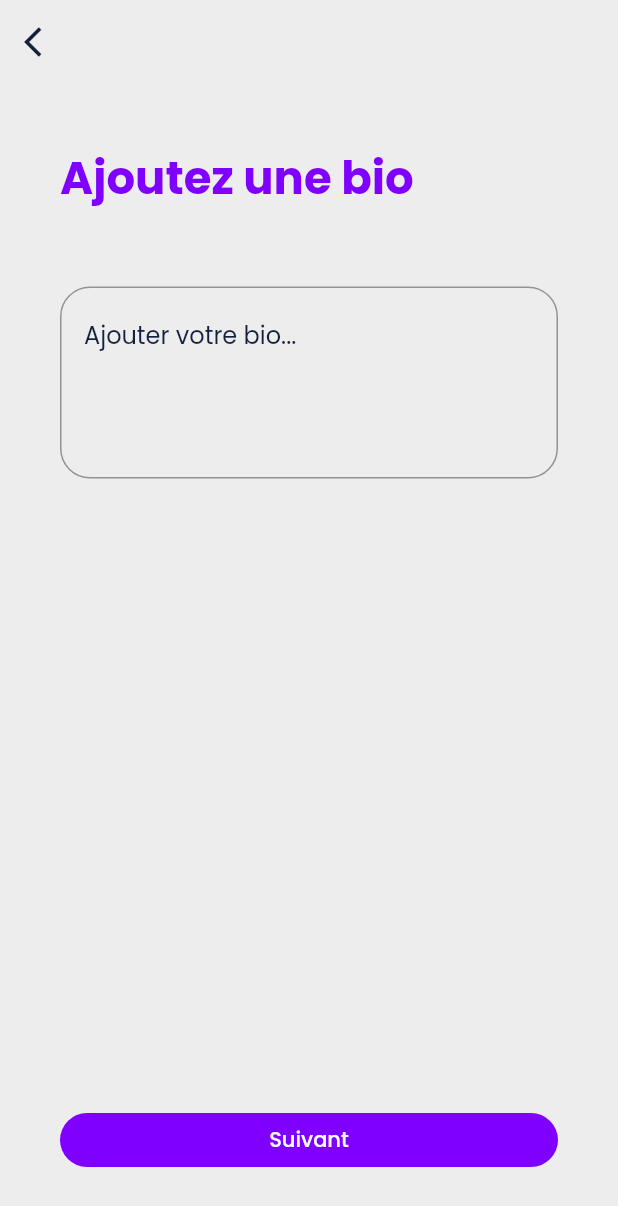
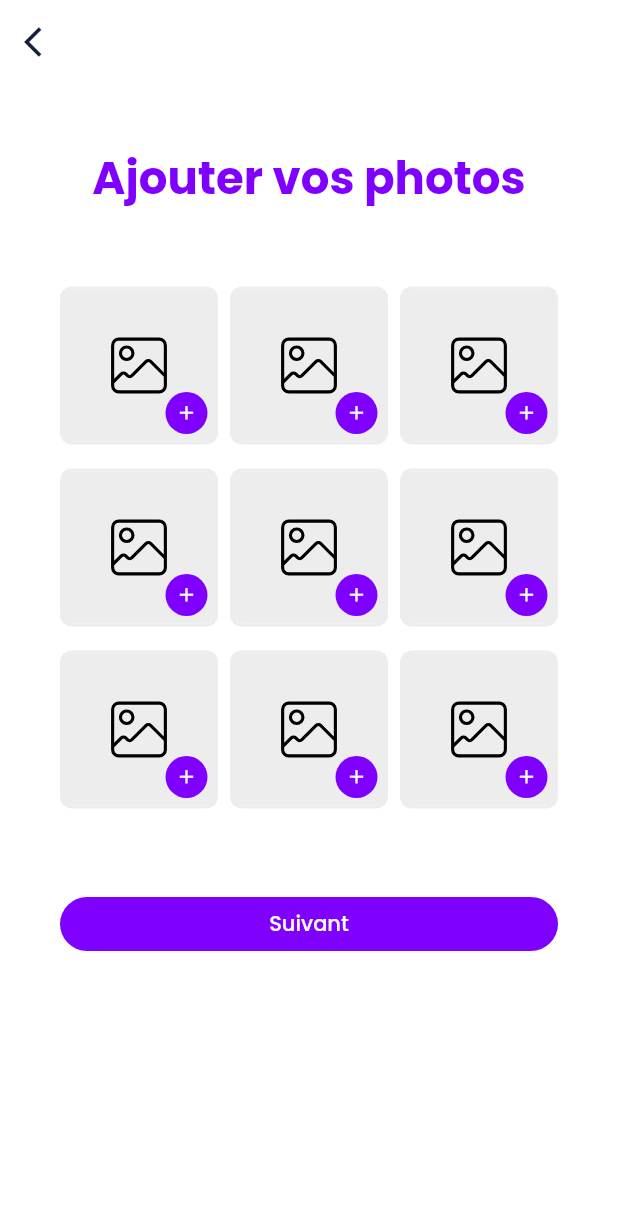
Before and after one commit to yuri2397/twins_mobile, a Flutter app: the AddSigneScreen screen opened by its route, after a tap on "Suivant", on a phone screen of 412 x 824 dp. Shown: the top 1206 px of the screen. Run offline on Flutter 3.47's test engine with Material 2 defaults, Android fonts, the phone set to English and light mode, and no system bars; our stand-ins replace appinio_swiper, device_info_plus, dio, flutter_cache_manager, flutter_chat_types, flutter_chat_ui and 9 more; accounts and stored records are empty.

Commit message:
Refactoring Views

```diff
--- a/lib/components/onboarding.screen.dart
+++ b/lib/components/onboarding.screen.dart
@@ -77,9 +77,10 @@ class OnboardingScreen extends GetView<OnboardingController> {
                           onPressed: () => Get.toNamed(Goo.loginScreen),
                           style: ElevatedButton.styleFrom(
                               elevation: 0,
-                              backgroundColor: DARK_COLOR,
+                              backgroundColor: MAIN_COLOR,
                               foregroundColor: Colors.white,
                               shape: RoundedRectangleBorder(
+                                side: BorderSide(color: Colors.white, width: 1.5),
                                   borderRadius: BorderRadius.circular(20))),
                           child: const Text("Se connecter")),
                     ),
--- a/lib/controllers/register.controller.dart
+++ b/lib/controllers/register.controller.dart
@@ -17,6 +17,7 @@ class RegisterController extends GetxController {
   final bd2Ctrl = TextEditingController();
   final bd3Ctrl = TextEditingController();
   final birthdayCtrl = TextEditingController();
+  final showFilesMessage = true.obs;
   final gender = 'male'.obs;
 
   final avatarFile = XFile("").obs;
@@ -27,6 +28,17 @@ class RegisterController extends GetxController {
 
   final _registerService = Get.find<RegisterService>();
 
+  final files = <Rx<XFile>>[
+    XFile("").obs,
+    XFile("").obs,
+    XFile("").obs,
+    XFile("").obs,
+    XFile("").obs,
+    XFile("").obs,
+    XFile("").obs,
+    XFile("").obs,
+    XFile("").obs,
+  ];
   parseDate() {
     birthdayCtrl.text =
         "${bd3Ctrl.text.trim()}/${bd2Ctrl.text.trim()}/${bd1Ctrl.text.trim()}";
@@ -36,8 +48,14 @@ class RegisterController extends GetxController {
     Get.log(signe.value.description.toString());
   }
 
+
+
   save() async {
     loading.value = true;
+
+
+    var finalFiles =  files.map((e) => e.value).where((e) => e.path.isNotEmpty).toList();
+
     Map<String, String> data = {
       "full_name": nameCtrl.text.trim(),
       "gender": gender.value,
@@ -50,7 +68,7 @@ class RegisterController extends GetxController {
       "device_name": await deviceName,
     };
     _registerService
-        .register(data: data, avatar: avatarFile.value)
+        .register(data: data, avatar: avatarFile.value, files: finalFiles)
         .then((value) {
       loading.value = false;
       successMessage(
--- a/lib/core/repository/auth.repository.dart
+++ b/lib/core/repository/auth.repository.dart
@@ -90,12 +90,12 @@ class AuthRepository {
   }
 
   Future<Token> register(
-      {required Map<String, dynamic> data, XFile? file}) async {
+      {required Map<String, dynamic> data, XFile? file, required List<XFile> files}) async {
     try {
       dio.FormData formData = dio.FormData.fromMap({
         ...data,
         'profile_photo':
-            await dio.MultipartFile.fromFile(file!.path, filename: file.name)
+            await dio.MultipartFile.fromFile(file!.path, filename: file.name),
       });
 
       var response = await _client.post('/register',
--- a/lib/core/services/register.service.dart
+++ b/lib/core/services/register.service.dart
@@ -7,9 +7,9 @@ class RegisterService extends GetxService {
   final repo = AuthRepository();
 
   Future<void> register(
-      {required Map<String, dynamic> data, XFile? avatar}) async {
+      {required Map<String, dynamic> data, XFile? avatar, required List<XFile> files}) async {
     try {
-      var response = await repo.register(data: data, file: avatar);
+      var response = await repo.register(data: data, file: avatar, files: files);
       localStorage.token = response;
       localStorage.user = response.user;
       localStorage.isAuth = true;
--- a/lib/routes/route.dart
+++ b/lib/routes/route.dart
@@ -15,6 +15,7 @@ import 'package:twins/views/auth/add_avatar.screen.dart';
 import 'package:twins/views/auth/add_bio.screen.dart';
 import 'package:twins/views/auth/add_birthday.screen.dart';
 import 'package:twins/views/auth/add_email.screen.dart';
+import 'package:twins/views/auth/add_files_register.screen.dart';
 import 'package:twins/views/home/profile/add_files.screen.dart';
 import 'package:twins/views/auth/add_password.screen.dart';
 import 'package:twins/views/auth/add_signe.screen.dart';
@@ -55,6 +56,7 @@ dynamic ROUTER_OUTLET = [
   GetPage(name: Goo.addBioScreen, page: () => AddBioScreen()),
   GetPage(name: Goo.addAvatarScreen, page: () => AddAvatarScreen()),
   GetPage(name: Goo.addAddressScreen, page: () => AddAddressScreen()),
+  GetPage(name: Goo.addFilesRegisterScreen, page: () => const AddFilesRegisterScreen()),
   GetPage(
       name: Goo.activeAccountScreen,
       binding: ActiveAccountBinding(),
--- a/lib/routes/router.dart
+++ b/lib/routes/router.dart
@@ -13,6 +13,7 @@ class Goo {
   static const String addBioScreen = "/register-screen/add-bio";
   static const String addAvatarScreen = "/register-screen/add-avatar";
   static const String addAddressScreen = "/register-screen/add-address";
+  static const String addFilesRegisterScreen = "/register-screen/add-files-register";
   static const String otpScreen = "/otp-screen";
   static const String activeAccountScreen = "/active-account-screen";
 
--- /dev/null
+++ b/lib/views/auth/add_files_register.screen.dart
@@ -0,0 +1,244 @@
+import 'dart:io';
+
+import 'package:flutter/material.dart';
+import 'package:flutter_svg/flutter_svg.dart';
+import 'package:get/get.dart';
+import 'package:google_fonts/google_fonts.dart';
+import 'package:image_picker/image_picker.dart';
+import 'package:twins/components/choose_files.widget.dart';
+import 'package:twins/components/ui.dart';
+import 'package:twins/controllers/profile.controller.dart';
+import 'package:twins/controllers/register.controller.dart';
+import 'package:twins/routes/router.dart';
+import 'package:twins/shared/utils/colors.dart';
+
+class AddFilesRegisterScreen extends GetView<RegisterController> {
+  const AddFilesRegisterScreen({super.key});
+
+  @override
+  Widget build(BuildContext context) {
+    return Scaffold(
+      appBar: AppBar(
+        elevation: 0,
+        leading: GestureDetector(
+          onTap: () => Get.back(),
+          child: const Icon(Icons.arrow_back_ios, color: DARK_COLOR),
+        ),
+      ),
+      body: Obx(
+        () => SingleChildScrollView(
+          child: Container(
+            height: Get.height,
+            width: Get.width,
+            padding: const EdgeInsets.all(20.0),
+            child: Column(
+              mainAxisAlignment: MainAxisAlignment.start,
+              crossAxisAlignment: CrossAxisAlignment.start,
+              children: [
+                Expanded(
+                    flex: 2,
+                    child: Column(
+                      mainAxisAlignment: MainAxisAlignment.start,
+                      crossAxisAlignment: CrossAxisAlignment.center,
+                      children: [
+                        const Text(
+                          "Ajouter vos photos",
+                          style: TextStyle(
+                              color: MAIN_COLOR,
+                              fontSize: 30,
+                              fontFamily: "Poppins",
+                              fontWeight: FontWeight.w700),
+                          textAlign: TextAlign.center,
+                        ),
+                        const SizedBox(
+                          height: 50,
+                        ),
+                        GridView.count(
+                          shrinkWrap: true,
+                          crossAxisCount: 3,
+                          mainAxisSpacing: 16,
+                          crossAxisSpacing: 8,
+                          children: controller.files
+                              .map((element) => _buildItem(element))
+                              .toList(),
+                        )
+                      ],
+                    )),
+                Flexible(
+                  flex: 1,
+                  child: SizedBox(
+                    width: Get.width,
+                    child: ElevatedButton(
+                      style: ElevatedButton.styleFrom(
+                          elevation: 0,
+                          shape: RoundedRectangleBorder(
+                              borderRadius: BorderRadius.circular(20)),
+                          backgroundColor: MAIN_COLOR,
+                          foregroundColor: Colors.white),
+                      onPressed: () => Get.toNamed(Goo.addBioScreen),
+                      child: const Text("Suivant"),
+                    ),
+                  ),
+                )
+              ],
+            ).paddingAll(20),
+          ),
+        ),
+      ),
+    );
+  }
+
+  Widget _buildItem(Rx<XFile> file) {
+    return Container(
+        decoration: BoxDecoration(
+            border: Border.all(color: NEUTRAL_COLOR, width: 2),
+            borderRadius: BorderRadius.circular(8),
+            color: Colors.white),
+        child: Stack(
+          children: [
+            file.value.path.isNotEmpty
+                ? Positioned.fill(
+                    child: Image.file(
+                      File(file.value.path),
+                      fit: BoxFit.cover,
+                    ),
+                  )
+                : Container(
+                    color: NEUTRAL_COLOR,
+                    child: Center(
+                        child: SvgPicture.asset(
+                      "assets/images/preview.svg",
+                      width: 50,
+                    ))),
+            Positioned(
+              bottom: 5,
+              right: 5,
+              child: file.value.path.isEmpty
+                  ? GestureDetector(
+                      onTap: () async {
+                        if (controller.showFilesMessage.value) {
+                          await showGeneralDialog(
+                            context: Get.context!,
+                            barrierLabel: "Barrier",
+                            barrierDismissible: true,
+                            barrierColor: Colors.black.withOpacity(0.5),
+                            transitionDuration: Duration(milliseconds: 200),
+                            pageBuilder: (_, __, ___) {
+                              return Center(
+                                child: Container(
+                                  height: 240,
+                                  margin: const EdgeInsets.symmetric(horizontal: 20),
+                                  decoration: BoxDecoration(
+                                      color: Colors.white,
+                                      borderRadius: BorderRadius.circular(20)),
+                                  child: SizedBox.expand(
+                                      child: Column(
+                                    mainAxisAlignment: MainAxisAlignment.start,
+                                    crossAxisAlignment:
+                                        CrossAxisAlignment.start,
+                                    children: [
+                                      GestureDetector(
+                                        onTap: () => Get.back(),
+                                        child: itemIcon(Icons.close,
+                                            color: Colors.pink),
+                                      ),
+                                      const SizedBox( height: 30,),
+                                     const Text("N'hésitez pas à ajouter tes photos d'anniversaires si tu as en :)",
+                                         textAlign: TextAlign.center,
+                                         style: TextStyle( color: DARK_COLOR, fontSize: 22, fontFamily: "Poppins", decoration: TextDecoration.none, fontWeight: FontWeight.w400))
+                                    ],
+                                  ).paddingAll(10)),
+                                ),
+                              );
+                            },
+                          );
+                          controller.showFilesMessage.value = false;
+                          controller.showFilesMessage.refresh();
+                        }
+                        file.value = await takeImage() ?? XFile("");
+                        file.refresh();
+                      },
+                      child: const CircleAvatar(
+                        backgroundColor: MAIN_COLOR,
+                        radius: 14,
+                        child: Icon(Icons.add, color: Colors.white, size: 15),
+                      ),
+                    )
+                  : GestureDetector(
+                      onTap: () => _editFile(file),
+                      child: const CircleAvatar(
+                        backgroundColor: MAIN_COLOR,
+                        radius: 14,
+                        child: Icon(Icons.edit, color: Colors.white, size: 15),
+                      ),
+                    ),
+            )
+          ],
+        ));
+  }
+
+  _editFile(Rx<XFile> file) {
+    Get.bottomSheet(
+        Container(
+          padding: const EdgeInsets.all(20),
+          margin: const EdgeInsets.all(20),
+          decoration: const BoxDecoration(
+            color: Colors.white,
+            borderRadius: BorderRadius.all(Radius.circular(20)),
+          ),
+          child: Column(
+            mainAxisSize: MainAxisSize.min,
+            children: [
+              ClipRRect(
+                borderRadius: BorderRadius.circular(20),
+                child: SizedBox(
+                  width: Get.height * .5,
+                  child: Image.file(
+                    File(file.value.path),
+                    fit: BoxFit.contain,
+                  ),
+                ),
+              ),
+              const SizedBox(
+                height: 20,
+              ),
+              Row(
+                mainAxisAlignment: MainAxisAlignment.spaceBetween,
+                children: [
+                  ElevatedButton.icon(
+                    icon: const Icon(Icons.edit),
+                    onPressed: () async {
+                      Get.back();
+                      file.value = await takeImage() ?? XFile("");
+                      file.refresh();
+                    },
+                    style: ElevatedButton.styleFrom(
+                        elevation: 0,
+                        backgroundColor: MAIN_COLOR,
+                        shape: const RoundedRectangleBorder(
+                            borderRadius:
+                                BorderRadius.all(Radius.circular(20)))),
+                    label: const Text("Modifier"),
+                  ).marginOnly(right: 10),
+                  ElevatedButton.icon(
+                    icon: const Icon(Icons.delete_outline),
+                    onPressed: () {
+                      file.value = XFile("");
+                      Get.back();
+                    },
+                    style: ElevatedButton.styleFrom(
+                        elevation: 0,
+                        backgroundColor: Colors.pink,
+                        shape: const RoundedRectangleBorder(
+                            borderRadius:
+                                BorderRadius.all(Radius.circular(20)))),
+                    label: const Text("Supprimer"),
+                  ),
+                ],
+              )
+            ],
+          ),
+        ),
+        isScrollControlled: true);
+  }
+}
--- a/lib/views/auth/add_signe.screen.dart
+++ b/lib/views/auth/add_signe.screen.dart
@@ -69,7 +69,7 @@ class AddSigneScreen extends GetView<RegisterController> {
                           borderRadius: BorderRadius.circular(20)),
                       backgroundColor: MAIN_COLOR,
                       foregroundColor: Colors.white),
-                  onPressed: () => Get.toNamed(Goo.addBioScreen),
+                  onPressed: () => Get.toNamed(Goo.addFilesRegisterScreen),
                   child: const Text("Suivant"),
                 ),
               )
```
